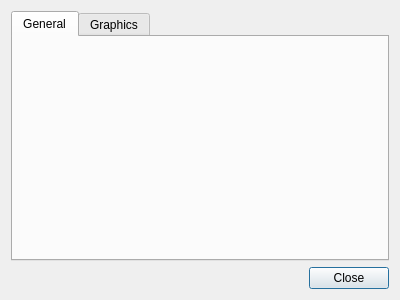
rku/Settleboard, file src/ui/prefsform.ui: the form before one commit.
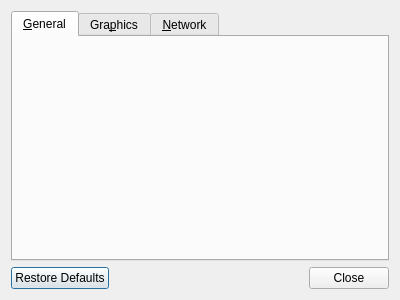
The form after the commit. The open tabs and pages were chosen to show the change.

Patch:
```diff
--- a/src/ui/prefsform.ui
+++ b/src/ui/prefsform.ui
@@ -29,12 +29,12 @@
      </property>
      <widget class="QWidget" name="genericTab" >
       <attribute name="title" >
-       <string>General</string>
+       <string>&amp;General</string>
       </attribute>
      </widget>
      <widget class="QWidget" name="graphicsTab" >
       <attribute name="title" >
-       <string>Graphics</string>
+       <string>Gra&amp;phics</string>
       </attribute>
       <widget class="QSlider" name="horizontalSlider" >
        <property name="geometry" >
@@ -78,6 +78,11 @@
        </property>
       </widget>
      </widget>
+     <widget class="QWidget" name="networkTab" >
+      <attribute name="title" >
+       <string>&amp;Network</string>
+      </attribute>
+     </widget>
     </widget>
    </item>
    <item>
@@ -86,7 +91,10 @@
       <enum>Qt::Horizontal</enum>
      </property>
      <property name="standardButtons" >
-      <set>QDialogButtonBox::Close</set>
+      <set>QDialogButtonBox::Close|QDialogButtonBox::RestoreDefaults</set>
+     </property>
+     <property name="centerButtons" >
+      <bool>false</bool>
      </property>
     </widget>
    </item>
```
Left out of the diff: 2 changed lines with no effect on the pictures.
